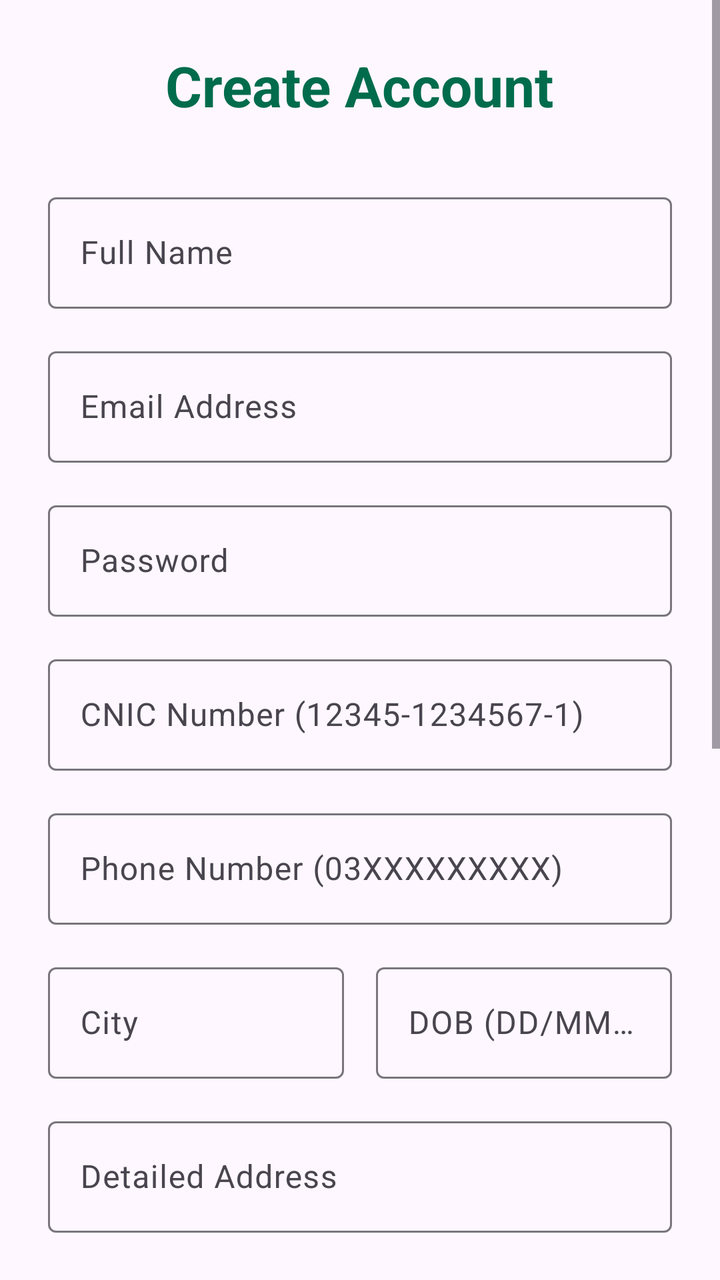
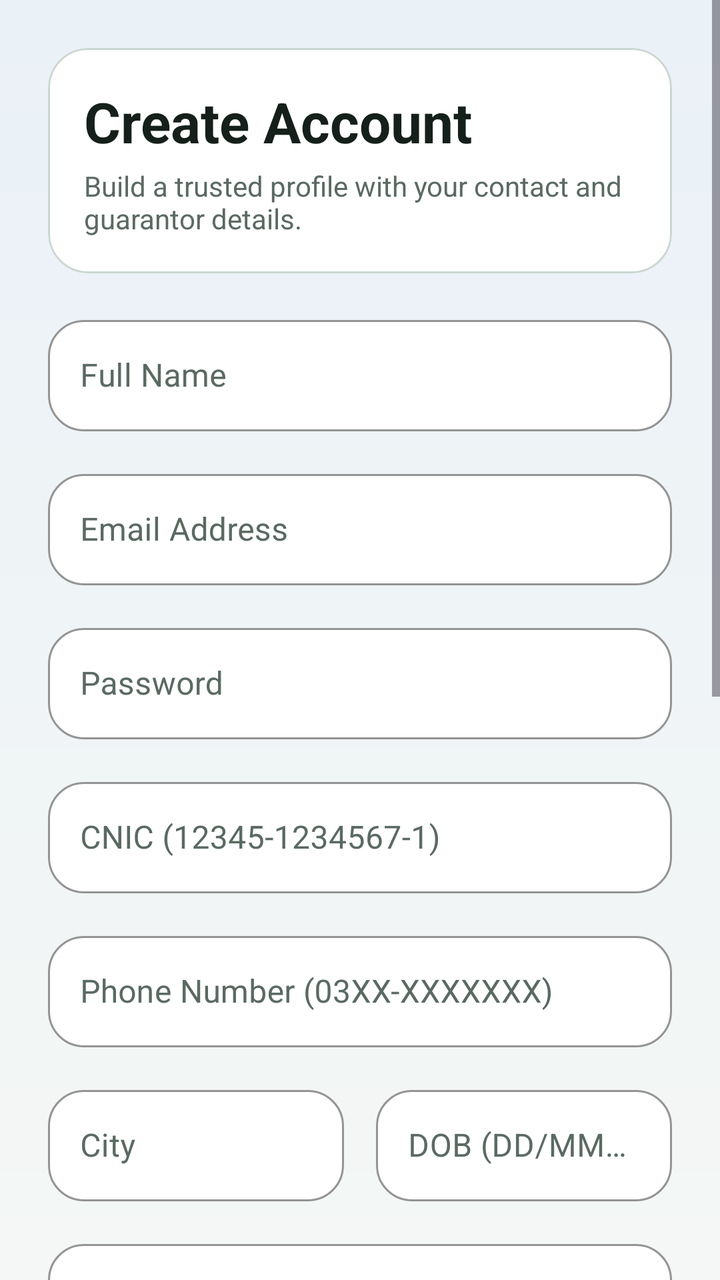

The first picture is an Android layout as it rendered before a commit; the second is the same layout after the commit. The layout source and the unified diff follow.
<!-- AndroidManifest.xml: application theme Theme.QarzApp -->
<!-- res/layout/activity_register.xml -->
<?xml version="1.0" encoding="utf-8"?>
<ScrollView xmlns:android="http://schemas.android.com/apk/res/android"
    android:layout_width="match_parent"
    android:layout_height="match_parent"
    android:background="?attr/colorSurface">

    <LinearLayout
        android:layout_width="match_parent"
        android:layout_height="wrap_content"
        android:orientation="vertical"
        android:padding="24dp"
        android:gravity="center_horizontal">

        <TextView
            android:layout_width="wrap_content"
            android:layout_height="wrap_content"
            android:text="Create Account"
            android:textSize="28sp"
            android:textStyle="bold"
            android:textColor="?attr/colorPrimary"
            android:layout_marginBottom="32dp"/>

        
        <com.google.android.material.textfield.TextInputLayout
            android:layout_width="match_parent"
            android:layout_height="wrap_content"
            android:layout_marginBottom="16dp">
            <com.google.android.material.textfield.TextInputEditText
                android:id="@+id/etRegName"
                android:layout_width="match_parent"
                android:layout_height="wrap_content"
                android:hint="Full Name"
                android:inputType="textPersonName"/>
        </com.google.android.material.textfield.TextInputLayout>

        <com.google.android.material.textfield.TextInputLayout
            android:layout_width="match_parent"
            android:layout_height="wrap_content"
            android:layout_marginBottom="16dp">
            <com.google.android.material.textfield.TextInputEditText
                android:id="@+id/etRegEmail"
                android:layout_width="match_parent"
                android:layout_height="wrap_content"
                android:hint="Email Address"
                android:inputType="textEmailAddress"/>
        </com.google.android.material.textfield.TextInputLayout>

        <com.google.android.material.textfield.TextInputLayout
            android:layout_width="match_parent"
            android:layout_height="wrap_content"
            android:layout_marginBottom="16dp">
            <com.google.android.material.textfield.TextInputEditText
                android:id="@+id/etRegPassword"
                android:layout_width="match_parent"
                android:layout_height="wrap_content"
                android:hint="Password"
                android:inputType="textPassword"/>
        </com.google.android.material.textfield.TextInputLayout>

        
        <com.google.android.material.textfield.TextInputLayout
            android:layout_width="match_parent"
            android:layout_height="wrap_content"
            android:layout_marginBottom="16dp">
            <com.google.android.material.textfield.TextInputEditText
                android:id="@+id/etRegCnic"
                android:layout_width="match_parent"
                android:layout_height="wrap_content"
                android:hint="CNIC Number (12345-1234567-1)"
                android:inputType="number"/>
        </com.google.android.material.textfield.TextInputLayout>

        <com.google.android.material.textfield.TextInputLayout
            android:layout_width="match_parent"
            android:layout_height="wrap_content"
            android:layout_marginBottom="16dp">
            <com.google.android.material.textfield.TextInputEditText
                android:id="@+id/etRegPhone"
                android:layout_width="match_parent"
                android:layout_height="wrap_content"
                android:hint="Phone Number (03XXXXXXXXX)"
                android:inputType="phone"/>
        </com.google.android.material.textfield.TextInputLayout>

        <LinearLayout
            android:layout_width="match_parent"
            android:layout_height="wrap_content"
            android:orientation="horizontal"
            android:weightSum="2"
            android:layout_marginBottom="16dp">

            <com.google.android.material.textfield.TextInputLayout
                android:layout_width="0dp"
                android:layout_height="wrap_content"
                android:layout_weight="1"
                android:layout_marginEnd="8dp">
                <com.google.android.material.textfield.TextInputEditText
                    android:id="@+id/etRegCity"
                    android:layout_width="match_parent"
                    android:layout_height="wrap_content"
                    android:hint="City"
                    android:inputType="text"/>
            </com.google.android.material.textfield.TextInputLayout>

            <com.google.android.material.textfield.TextInputLayout
                android:layout_width="0dp"
                android:layout_height="wrap_content"
                android:layout_weight="1"
                android:layout_marginStart="8dp">
                <com.google.android.material.textfield.TextInputEditText
                    android:id="@+id/etRegDob"
                    android:layout_width="match_parent"
                    android:layout_height="wrap_content"
                    android:hint="DOB (DD/MM/YYYY)"
                    android:inputType="date"/>
            </com.google.android.material.textfield.TextInputLayout>
        </LinearLayout>

        <com.google.android.material.textfield.TextInputLayout
            android:layout_width="match_parent"
            android:layout_height="wrap_content"
            android:layout_marginBottom="32dp">
            <com.google.android.material.textfield.TextInputEditText
                android:id="@+id/etRegAddress"
                android:layout_width="match_parent"
                android:layout_height="wrap_content"
                android:hint="Detailed Address"
                android:inputType="textPostalAddress"/>
        </com.google.android.material.textfield.TextInputLayout>

        
        <View
            android:layout_width="match_parent"
            android:layout_height="1dp"
            android:background="#DDDDDD"
            android:layout_marginBottom="16dp"/>

        <TextView
            android:layout_width="match_parent"
            android:layout_height="wrap_content"
            android:text="Trusted Guarantor (In case of default/emergency)"
            android:textSize="16sp"
            android:textStyle="bold"
            android:textColor="?attr/colorPrimaryDark"
            android:layout_marginBottom="16dp"/>

        
        <com.google.android.material.textfield.TextInputLayout
            android:layout_width="match_parent"
            android:layout_height="wrap_content"
            android:layout_marginBottom="16dp">
            <com.google.android.material.textfield.TextInputEditText
                android:id="@+id/etGuarantorName"
                android:layout_width="match_parent"
                android:layout_height="wrap_content"
                android:hint="Guarantor Name"
                android:inputType="textPersonName"/>
        </com.google.android.material.textfield.TextInputLayout>

        <com.google.android.material.textfield.TextInputLayout
            android:layout_width="match_parent"
            android:layout_height="wrap_content"
            android:layout_marginBottom="16dp">
            <com.google.android.material.textfield.TextInputEditText
                android:id="@+id/etGuarantorPhone"
                android:layout_width="match_parent"
                android:layout_height="wrap_content"
                android:hint="Guarantor Phone"
                android:inputType="phone"/>
        </com.google.android.material.textfield.TextInputLayout>

        <com.google.android.material.textfield.TextInputLayout
            android:layout_width="match_parent"
            android:layout_height="wrap_content"
            android:layout_marginBottom="32dp">
            <com.google.android.material.textfield.TextInputEditText
                android:id="@+id/etGuarantorRelation"
                android:layout_width="match_parent"
                android:layout_height="wrap_content"
                android:hint="Relation to User (e.g. Brother, Friend)"
                android:inputType="text"/>
        </com.google.android.material.textfield.TextInputLayout>

        
        <Button
            android:id="@+id/btnRegister"
            android:layout_width="match_parent"
            android:layout_height="50dp"
            android:text="Register"
            android:textSize="16sp"
            android:layout_marginBottom="16dp"/>

        <TextView
            android:id="@+id/tvGoToLogin"
            android:layout_width="wrap_content"
            android:layout_height="wrap_content"
            android:text="Already have an account? Login here."
            android:textSize="14sp"
            android:textColor="?attr/colorPrimary"
            android:padding="8dp"/>

    </LinearLayout>
</ScrollView>
<!-- resources referenced by this layout -->
<resources>
  <style name="Theme.QarzApp" parent="Base.Theme.QarzApp" />
  <style name="Base.Theme.QarzApp" parent="Theme.Material3.DayNight.NoActionBar">
          
          <item name="colorPrimary">@color/md_theme_primary</item>
          <item name="colorOnPrimary">@color/md_theme_onPrimary</item>
          <item name="colorSecondary">@color/md_theme_secondary</item>
          <item name="colorOnSecondary">@color/md_theme_onSecondary</item>
          <item name="android:windowBackground">@color/md_theme_background</item>
          <item name="android:statusBarColor">?attr/colorPrimary</item>
      </style>
  <color name="md_theme_primary">#006C4C</color>
  <color name="md_theme_onPrimary">#FFFFFF</color>
  <color name="md_theme_secondary">#4D6357</color>
  <color name="md_theme_onSecondary">#FFFFFF</color>
  <color name="md_theme_background">#FBFDF9</color>
</resources>

<!-- the commit's change to res/layout/activity_register.xml (unified diff, before → after) -->
@@ -1,27 +1,49 @@
 <?xml version="1.0" encoding="utf-8"?>
 <ScrollView xmlns:android="http://schemas.android.com/apk/res/android"
+    xmlns:app="http://schemas.android.com/apk/res-auto"
     android:layout_width="match_parent"
     android:layout_height="match_parent"
-    android:background="?attr/colorSurface">
+    android:background="@drawable/bg_screen_gradient">
 
     <LinearLayout
         android:layout_width="match_parent"
         android:layout_height="wrap_content"
+        android:gravity="center_horizontal"
         android:orientation="vertical"
-        android:padding="24dp"
-        android:gravity="center_horizontal">
-
-        <TextView
-            android:layout_width="wrap_content"
-            android:layout_height="wrap_content"
-            android:text="Create Account"
-            android:textSize="28sp"
-            android:textStyle="bold"
-            android:textColor="?attr/colorPrimary"
-            android:layout_marginBottom="32dp"/>
-
-        
-        <com.google.android.material.textfield.TextInputLayout
+        android:padding="24dp">
+
+        <com.google.android.material.card.MaterialCardView
+            style="@style/QarzCard"
+            android:layout_width="match_parent"
+            android:layout_height="wrap_content"
+            android:layout_marginBottom="18dp">
+
+            <LinearLayout
+                android:layout_width="match_parent"
+                android:layout_height="wrap_content"
+                android:orientation="vertical"
+                android:padding="18dp">
+
+                <TextView
+                    android:layout_width="wrap_content"
+                    android:layout_height="wrap_content"
+                    android:text="Create Account"
+                    android:textColor="@color/md_theme_onSurface"
+                    android:textSize="28sp"
+                    android:textStyle="bold" />
+
+                <TextView
+                    android:layout_width="wrap_content"
+                    android:layout_height="wrap_content"
+                    android:layout_marginTop="4dp"
+                    android:text="Build a trusted profile with your contact and guarantor details."
+                    android:textColor="@color/md_theme_onSurfaceVariant"
+                    android:textSize="14sp" />
+            </LinearLayout>
+        </com.google.android.material.card.MaterialCardView>
+
+        <com.google.android.material.textfield.TextInputLayout
+            style="@style/QarzTextInputLayout"
             android:layout_width="match_parent"
             android:layout_height="wrap_content"
             android:layout_marginBottom="16dp">
@@ -34,6 +56,7 @@
         </com.google.android.material.textfield.TextInputLayout>
 
         <com.google.android.material.textfield.TextInputLayout
+            style="@style/QarzTextInputLayout"
             android:layout_width="match_parent"
             android:layout_height="wrap_content"
             android:layout_marginBottom="16dp">
@@ -46,6 +69,7 @@
         </com.google.android.material.textfield.TextInputLayout>
 
         <com.google.android.material.textfield.TextInputLayout
+            style="@style/QarzTextInputLayout"
             android:layout_width="match_parent"
             android:layout_height="wrap_content"
             android:layout_marginBottom="16dp">
@@ -57,8 +81,8 @@
                 android:inputType="textPassword"/>
         </com.google.android.material.textfield.TextInputLayout>
 
-        
-        <com.google.android.material.textfield.TextInputLayout
+        <com.google.android.material.textfield.TextInputLayout
+            style="@style/QarzTextInputLayout"
             android:layout_width="match_parent"
             android:layout_height="wrap_content"
             android:layout_marginBottom="16dp">
@@ -66,11 +90,12 @@
                 android:id="@+id/etRegCnic"
                 android:layout_width="match_parent"
                 android:layout_height="wrap_content"
-                android:hint="CNIC Number (12345-1234567-1)"
+                android:hint="CNIC (12345-1234567-1)"
                 android:inputType="number"/>
         </com.google.android.material.textfield.TextInputLayout>
 
         <com.google.android.material.textfield.TextInputLayout
+            style="@style/QarzTextInputLayout"
             android:layout_width="match_parent"
             android:layout_height="wrap_content"
             android:layout_marginBottom="16dp">
@@ -78,22 +103,23 @@
                 android:id="@+id/etRegPhone"
                 android:layout_width="match_parent"
                 android:layout_height="wrap_content"
-                android:hint="Phone Number (03XXXXXXXXX)"
+                android:hint="Phone Number (03XX-XXXXXXX)"
                 android:inputType="phone"/>
         </com.google.android.material.textfield.TextInputLayout>
 
         <LinearLayout
             android:layout_width="match_parent"
             android:layout_height="wrap_content"
+            android:layout_marginBottom="16dp"
             android:orientation="horizontal"
-            android:weightSum="2"
-            android:layout_marginBottom="16dp">
+            android:weightSum="2">
 
             <com.google.android.material.textfield.TextInputLayout
+                style="@style/QarzTextInputLayout"
                 android:layout_width="0dp"
                 android:layout_height="wrap_content"
-                android:layout_weight="1"
-                android:layout_marginEnd="8dp">
+                android:layout_marginEnd="8dp"
+                android:layout_weight="1">
                 <com.google.android.material.textfield.TextInputEditText
                     android:id="@+id/etRegCity"
                     android:layout_width="match_parent"
@@ -103,23 +129,25 @@
             </com.google.android.material.textfield.TextInputLayout>
 
             <com.google.android.material.textfield.TextInputLayout
+                style="@style/QarzTextInputLayout"
                 android:layout_width="0dp"
                 android:layout_height="wrap_content"
-                android:layout_weight="1"
-                android:layout_marginStart="8dp">
+                android:layout_marginStart="8dp"
+                android:layout_weight="1">
                 <com.google.android.material.textfield.TextInputEditText
                     android:id="@+id/etRegDob"
                     android:layout_width="match_parent"
                     android:layout_height="wrap_content"
                     android:hint="DOB (DD/MM/YYYY)"
-                    android:inputType="date"/>
+                    android:inputType="number"/>
             </com.google.android.material.textfield.TextInputLayout>
         </LinearLayout>
 
         <com.google.android.material.textfield.TextInputLayout
-            android:layout_width="match_parent"
-            android:layout_height="wrap_content"
-            android:layout_marginBottom="32dp">
+            style="@style/QarzTextInputLayout"
+            android:layout_width="match_parent"
+            android:layout_height="wrap_content"
+            android:layout_marginBottom="24dp">
             <com.google.android.material.textfield.TextInputEditText
                 android:id="@+id/etRegAddress"
                 android:layout_width="match_parent"
@@ -128,76 +156,92 @@
                 android:inputType="textPostalAddress"/>
         </com.google.android.material.textfield.TextInputLayout>
 
-        
-        <View
-            android:layout_width="match_parent"
-            android:layout_height="1dp"
-            android:background="#DDDDDD"
-            android:layout_marginBottom="16dp"/>
-
-        <TextView
-            android:layout_width="match_parent"
-            android:layout_height="wrap_content"
-            android:text="Trusted Guarantor (In case of default/emergency)"
-            android:textSize="16sp"
-            android:textStyle="bold"
-            android:textColor="?attr/colorPrimaryDark"
-            android:layout_marginBottom="16dp"/>
-
-        
-        <com.google.android.material.textfield.TextInputLayout
-            android:layout_width="match_parent"
-            android:layout_height="wrap_content"
-            android:layout_marginBottom="16dp">
-            <com.google.android.material.textfield.TextInputEditText
-                android:id="@+id/etGuarantorName"
-                android:layout_width="match_parent"
-                android:layout_height="wrap_content"
-                android:hint="Guarantor Name"
-                android:inputType="textPersonName"/>
-        </com.google.android.material.textfield.TextInputLayout>
-
-        <com.google.android.material.textfield.TextInputLayout
-            android:layout_width="match_parent"
-            android:layout_height="wrap_content"
-            android:layout_marginBottom="16dp">
-            <com.google.android.material.textfield.TextInputEditText
-                android:id="@+id/etGuarantorPhone"
-                android:layout_width="match_parent"
-                android:layout_height="wrap_content"
-                android:hint="Guarantor Phone"
-                android:inputType="phone"/>
-        </com.google.android.material.textfield.TextInputLayout>
-
-        <com.google.android.material.textfield.TextInputLayout
-            android:layout_width="match_parent"
-            android:layout_height="wrap_content"
-            android:layout_marginBottom="32dp">
-            <com.google.android.material.textfield.TextInputEditText
-                android:id="@+id/etGuarantorRelation"
-                android:layout_width="match_parent"
-                android:layout_height="wrap_content"
-                android:hint="Relation to User (e.g. Brother, Friend)"
-                android:inputType="text"/>
-        </com.google.android.material.textfield.TextInputLayout>
-
-        
+        <com.google.android.material.card.MaterialCardView
+            style="@style/QarzCard"
+            android:layout_width="match_parent"
+            android:layout_height="wrap_content"
+            android:layout_marginBottom="24dp">
+
+            <LinearLayout
+                android:layout_width="match_parent"
+                android:layout_height="wrap_content"
+                android:orientation="vertical"
+                android:padding="18dp">
+
+                <TextView
+                    android:layout_width="match_parent"
+                    android:layout_height="wrap_content"
+                    android:text="Trusted Guarantor"
+                    android:textColor="@color/md_theme_onSurface"
+                    android:textSize="16sp"
+                    android:textStyle="bold" />
+
+                <TextView
+                    android:layout_width="match_parent"
+                    android:layout_height="wrap_content"
+                    android:layout_marginTop="4dp"
+                    android:layout_marginBottom="16dp"
+                    android:text="Used only for trust verification and emergency contact in case of default."
+                    android:textColor="@color/md_theme_onSurfaceVariant"
+                    android:textSize="13sp" />
+
+                <com.google.android.material.textfield.TextInputLayout
+                    style="@style/QarzTextInputLayout"
+                    android:layout_width="match_parent"
+                    android:layout_height="wrap_content"
+                    android:layout_marginBottom="16dp">
+                    <com.google.android.material.textfield.TextInputEditText
+                        android:id="@+id/etGuarantorName"
+                        android:layout_width="match_parent"
+                        android:layout_height="wrap_content"
+                        android:hint="Guarantor Name"
+                        android:inputType="textPersonName"/>
+                </com.google.android.material.textfield.TextInputLayout>
+
+                <com.google.android.material.textfield.TextInputLayout
+                    style="@style/QarzTextInputLayout"
+                    android:layout_width="match_parent"
+                    android:layout_height="wrap_content"
+                    android:layout_marginBottom="16dp">
+                    <com.google.android.material.textfield.TextInputEditText
+                        android:id="@+id/etGuarantorPhone"
+                        android:layout_width="match_parent"
+                        android:layout_height="wrap_content"
+                        android:hint="Guarantor Phone (03XX-XXXXXXX)"
+                        android:inputType="phone"/>
+                </com.google.android.material.textfield.TextInputLayout>
+
+                <com.google.android.material.textfield.TextInputLayout
+                    style="@style/QarzTextInputLayout"
+                    android:layout_width="match_parent"
+                    android:layout_height="wrap_content">
+                    <com.google.android.material.textfield.TextInputEditText
+                        android:id="@+id/etGuarantorRelation"
+                        android:layout_width="match_parent"
+                        android:layout_height="wrap_content"
+                        android:hint="Relation to User (e.g. Brother, Friend)"
+                        android:inputType="text"/>
+                </com.google.android.material.textfield.TextInputLayout>
+            </LinearLayout>
+        </com.google.android.material.card.MaterialCardView>
+
         <Button
             android:id="@+id/btnRegister"
+            style="@style/QarzButton"
             android:layout_width="match_parent"
             android:layout_height="50dp"
+            android:layout_marginBottom="16dp"
             android:text="Register"
-            android:textSize="16sp"
-            android:layout_marginBottom="16dp"/>
+            android:textSize="16sp"/>
 
         <TextView
             android:id="@+id/tvGoToLogin"
             android:layout_width="wrap_content"
             android:layout_height="wrap_content"
+            android:padding="8dp"
             android:text="Already have an account? Login here."
-            android:textSize="14sp"
             android:textColor="?attr/colorPrimary"
-            android:padding="8dp"/>
+            android:textSize="14sp"/>
 
     </LinearLayout>
 </ScrollView>
<!-- resource entries referenced after the edit -->
@@ -1,19 +1,61 @@
 <!-- resources referenced by this layout -->
 <resources>
+  <color name="md_theme_onSurface">#15201B</color>
+  <color name="md_theme_onSurfaceVariant">#5A6A62</color>
+  <!-- drawable bg_screen_gradient (drawable) -->
+  <?xml version="1.0" encoding="utf-8"?>
+  <shape xmlns:android="http://schemas.android.com/apk/res/android" android:shape="rectangle">
+      <gradient
+          android:angle="270"
+          android:endColor="@color/md_theme_background"
+          android:startColor="#EAF1F7" />
+  </shape>
+  <style name="QarzButton" parent="Widget.MaterialComponents.Button">
+          <item name="cornerRadius">18dp</item>
+          <item name="android:minHeight">54dp</item>
+          <item name="android:textAllCaps">false</item>
+          <item name="backgroundTint">@color/md_theme_primary</item>
+          <item name="android:textColor">@color/md_theme_onPrimary</item>
+          <item name="android:textStyle">bold</item>
+      </style>
+  <style name="QarzCard" parent="Widget.MaterialComponents.CardView">
+          <item name="cardCornerRadius">20dp</item>
+          <item name="strokeColor">@color/md_theme_outline</item>
+          <item name="strokeWidth">1dp</item>
+          <item name="cardBackgroundColor">@color/md_theme_surface</item>
+          <item name="cardElevation">0dp</item>
+      </style>
+  <style name="QarzTextInputLayout" parent="Widget.MaterialComponents.TextInputLayout.OutlinedBox">
+          <item name="boxBackgroundColor">@color/md_theme_surface</item>
+          <item name="boxStrokeColor">@color/md_theme_outline</item>
+          <item name="hintTextColor">@color/md_theme_onSurfaceVariant</item>
+          <item name="android:textColorHint">@color/md_theme_onSurfaceVariant</item>
+          <item name="boxCornerRadiusTopStart">18dp</item>
+          <item name="boxCornerRadiusTopEnd">18dp</item>
+          <item name="boxCornerRadiusBottomStart">18dp</item>
+          <item name="boxCornerRadiusBottomEnd">18dp</item>
+      </style>
   <style name="Theme.QarzApp" parent="Base.Theme.QarzApp" />
-  <style name="Base.Theme.QarzApp" parent="Theme.Material3.DayNight.NoActionBar">
-          
+  <style name="Base.Theme.QarzApp" parent="Theme.Material3.Light.NoActionBar">
           <item name="colorPrimary">@color/md_theme_primary</item>
           <item name="colorOnPrimary">@color/md_theme_onPrimary</item>
           <item name="colorSecondary">@color/md_theme_secondary</item>
           <item name="colorOnSecondary">@color/md_theme_onSecondary</item>
+          <item name="colorSurface">@color/md_theme_surface</item>
+          <item name="android:colorBackground">@color/md_theme_background</item>
+          <item name="colorOnSurface">@color/md_theme_onSurface</item>
           <item name="android:windowBackground">@color/md_theme_background</item>
-          <item name="android:statusBarColor">?attr/colorPrimary</item>
+          <item name="android:statusBarColor">@color/md_theme_background</item>
+          <item name="android:navigationBarColor">@color/md_theme_surface</item>
+          <item name="android:windowLightStatusBar">true</item>
+          <item name="android:windowLightNavigationBar">true</item>
       </style>
   <color name="md_theme_primary">#006C4C</color>
   <color name="md_theme_onPrimary">#FFFFFF</color>
+  <color name="md_theme_outline">#CBD6D0</color>
+  <color name="md_theme_surface">#FFFFFF</color>
   <color name="md_theme_secondary">#4D6357</color>
   <color name="md_theme_onSecondary">#FFFFFF</color>
-  <color name="md_theme_background">#FBFDF9</color>
+  <color name="md_theme_background">#F4F7F5</color>
 </resources>
 
